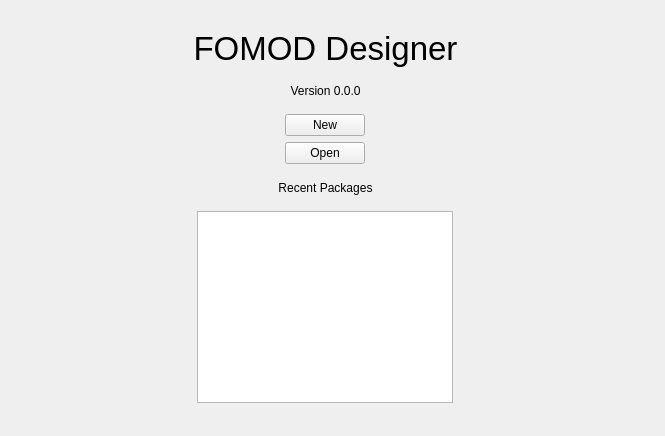
Qt form templates/intro.ui (GandaG/fomod-designer) before a commit.
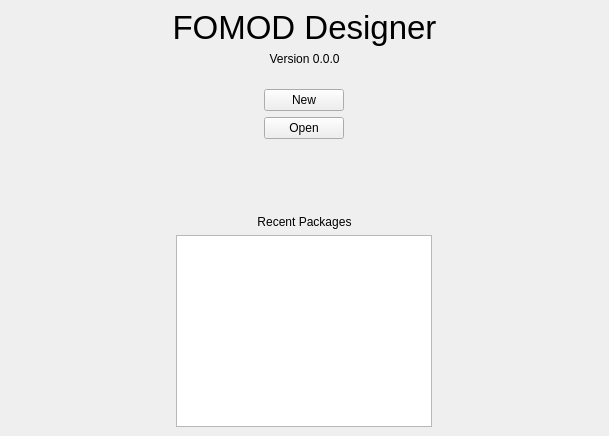
The same form after that commit.

Commit message: Added not implemented dialog.

```diff
--- a/templates/intro.ui
+++ b/templates/intro.ui
@@ -6,7 +6,7 @@
    <rect>
     <x>0</x>
     <y>0</y>
-    <width>665</width>
+    <width>609</width>
     <height>436</height>
    </rect>
   </property>
@@ -14,18 +14,17 @@
    <string>MainWindow</string>
   </property>
   <widget class="QWidget" name="centralwidget">
-   <widget class="QWidget" name="">
-    <property name="geometry">
-     <rect>
-      <x>130</x>
-      <y>30</y>
-      <width>391</width>
-      <height>373</height>
-     </rect>
-    </property>
+   <layout class="QVBoxLayout" name="verticalLayout_2">
+    <item>
     <layout class="QVBoxLayout" name="verticalLayout">
      <item>
       <widget class="QLabel" name="title">
+        <property name="sizePolicy">
+         <sizepolicy hsizetype="Preferred" vsizetype="Minimum">
+          <horstretch>0</horstretch>
+          <verstretch>0</verstretch>
+         </sizepolicy>
+        </property>
        <property name="font">
         <font>
          <pointsize>25</pointsize>
@@ -44,6 +43,12 @@
      </item>
      <item>
       <widget class="QLabel" name="label">
+        <property name="sizePolicy">
+         <sizepolicy hsizetype="Preferred" vsizetype="Minimum">
+          <horstretch>0</horstretch>
+          <verstretch>0</verstretch>
+         </sizepolicy>
+        </property>
        <property name="text">
         <string>Version 0.0.0</string>
        </property>
@@ -52,6 +57,22 @@
        </property>
       </widget>
      </item>
+      <item>
+       <spacer name="verticalSpacer">
+        <property name="orientation">
+         <enum>Qt::Vertical</enum>
+        </property>
+        <property name="sizeType">
+         <enum>QSizePolicy::Fixed</enum>
+        </property>
+        <property name="sizeHint" stdset="0">
+         <size>
+          <width>20</width>
+          <height>17</height>
+         </size>
+        </property>
+       </spacer>
+      </item>
      <item alignment="Qt::AlignHCenter">
       <widget class="QPushButton" name="pushButton">
        <property name="sizePolicy">
@@ -81,6 +102,19 @@
        </property>
       </widget>
      </item>
+      <item>
+       <spacer name="verticalSpacer_2">
+        <property name="orientation">
+         <enum>Qt::Vertical</enum>
+        </property>
+        <property name="sizeHint" stdset="0">
+         <size>
+          <width>20</width>
+          <height>40</height>
+         </size>
+        </property>
+       </spacer>
+      </item>
      <item>
       <widget class="QLabel" name="label_2">
        <property name="sizePolicy">
@@ -108,7 +142,8 @@
       </widget>
      </item>
     </layout>
-   </widget>
+    </item>
+   </layout>
   </widget>
  </widget>
  <resources/>
```
Lines whose indentation alone changed are shown as unchanged. The commit also changes 1 other file.
